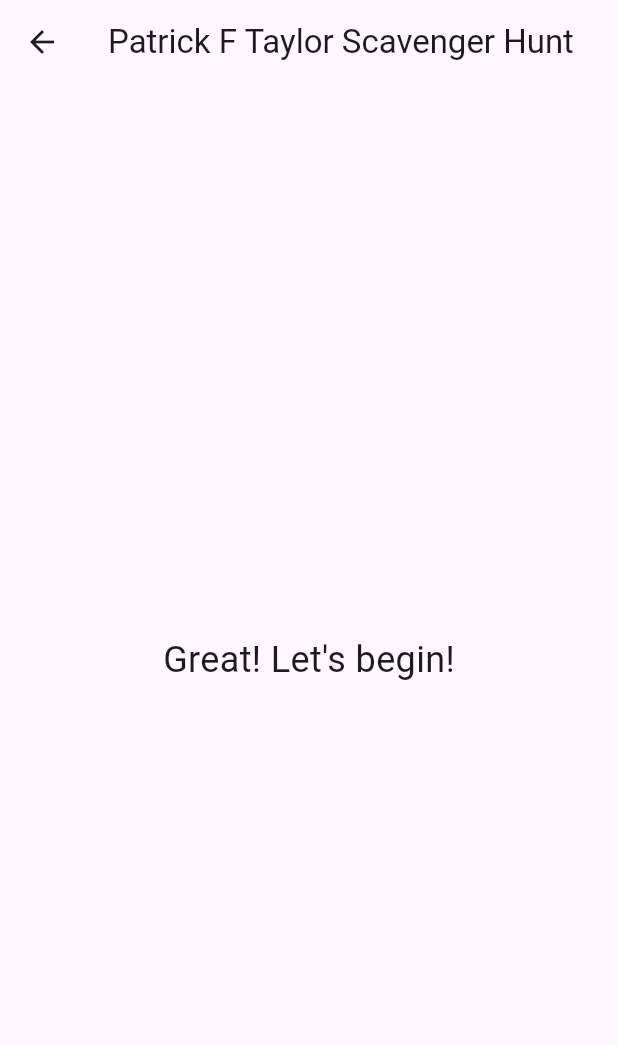
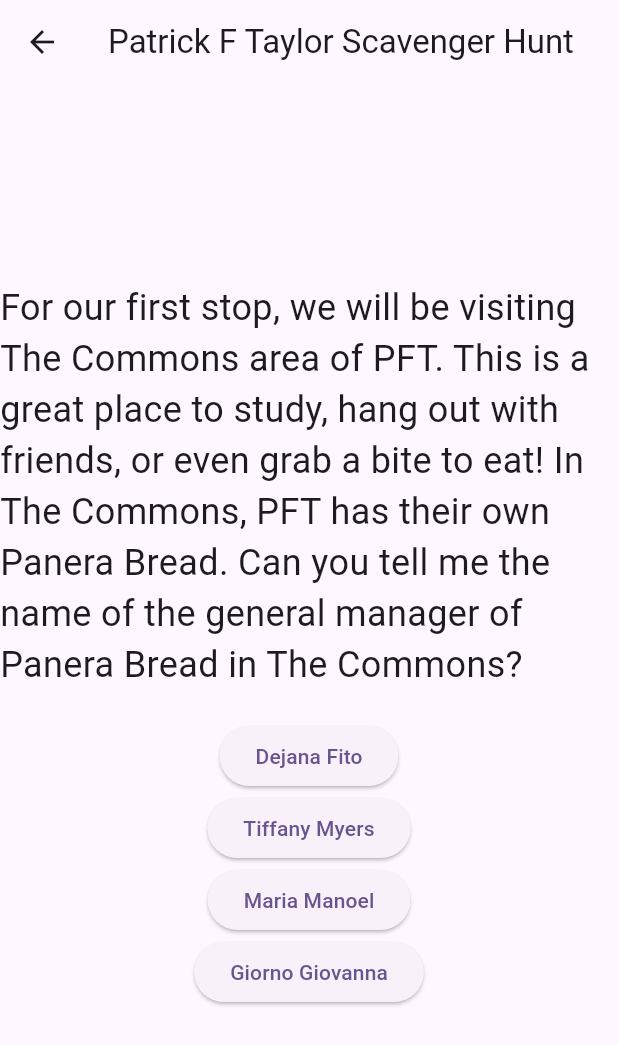
Before and after one commit to RiversDupaquier/pft_scavenger_hunt, a Flutter app: the ThirdPage screen opened directly, on a phone screen of 412 x 824 dp. Shown: the top 1045 px of the screen. Run offline on Flutter 3.47's test engine with Material 3 defaults, Android fonts, the phone set to English and light mode, and no system bars.

```diff
--- a/lib/third_page.dart
+++ b/lib/third_page.dart
@@ -1,7 +1,30 @@
 import 'package:flutter/material.dart';
+import 'fourth_page.dart';
+class ThirdPage extends StatefulWidget {
+  const ThirdPage({super.key});
 
-class ThirdPage extends StatelessWidget {
-  const ThirdPage({super.key});
+  @override
+  _ThirdPageState createState() => _ThirdPageState();
+}
+
+class _ThirdPageState extends State<ThirdPage> {
+  String _message = '';
+  IconData? _icon;
+  List<bool> _isOptionDisabled = [false, false, false, false];
+  List<String> _buttonTexts = ['Dejana Fito', 'Tiffany Myers', 'Maria Manoel', 'Giorno Giovanna'];
+
+  void _handleOption(int index, bool isCorrect) {
+    setState(() {
+      if (isCorrect) {
+        _message = 'Good Job!';
+        _icon = Icons.thumb_up;
+        _isOptionDisabled = [true, true, true, true];
+      } else {
+        _isOptionDisabled[index] = true;
+        _buttonTexts[index] = 'Wrong!';
+      }
+    });
+  }
 
   @override
   Widget build(BuildContext context) {
@@ -10,14 +33,56 @@ class ThirdPage extends StatelessWidget {
         title: const Text('Patrick F Taylor Scavenger Hunt'),
       ),
       body: Center(
-        child: Column(
-          mainAxisAlignment: MainAxisAlignment.center,
+        child: Stack(
           children: [
-            const Text(
-              'Great! Let\'s begin!',
-              style: TextStyle(fontSize: 24),
+            Column(
+              mainAxisAlignment: MainAxisAlignment.center,
+              children: [
+                const Text(
+                  'For our first stop, we will be visiting The Commons area of PFT. This is a great place to study, hang out with friends, or even grab a bite to eat! In The Commons, PFT has their own Panera Bread. Can you tell me the name of the general manager of Panera Bread in The Commons?',
+                  style: TextStyle(fontSize: 24),
+                ),
+                const SizedBox(height: 20),
+                ElevatedButton(
+                  onPressed: _isOptionDisabled[0] ? null : () => _handleOption(0, false),
+                  child: Text(_buttonTexts[0]),
+                ),
+                ElevatedButton(
+                  onPressed: _isOptionDisabled[1] ? null : () => _handleOption(1, true),
+                  child: Text(_buttonTexts[1]),
+                ),
+                ElevatedButton(
+                  onPressed: _isOptionDisabled[2] ? null : () => _handleOption(2, false),
+                  child: Text(_buttonTexts[2]),
+                ),
+                ElevatedButton(
+                  onPressed: _isOptionDisabled[3] ? null : () => _handleOption(3, false),
+                  child: Text(_buttonTexts[3]),
+                ),
+                const SizedBox(height: 20),
+                if (_message.isNotEmpty) ...[
+                  Text(
+                    _message,
+                    style: TextStyle(fontSize: 24, color: _icon == Icons.close ? Colors.red : Colors.green),
+                  ),
+                  if (_icon != null) Icon(_icon, size: 50, color: _icon == Icons.close ? Colors.red : Colors.green),
+                ],
+              ],
             ),
-              ],
+            if (_message == 'Good Job!') Positioned(
+              bottom: 20,
+              right: 20,
+              child: ElevatedButton(
+                onPressed: () {
+                  Navigator.push(
+                    context,
+                    MaterialPageRoute(builder: (context) => const FourthPage()), // Replace with your next page
+                  );
+                },
+                child: const Text('Next'),
+              ),
+            ),
+          ],
         ),
       ),
     );
```
Also changed, not shown: lib/fourth_page.dart (added, +25 -0 lines).
